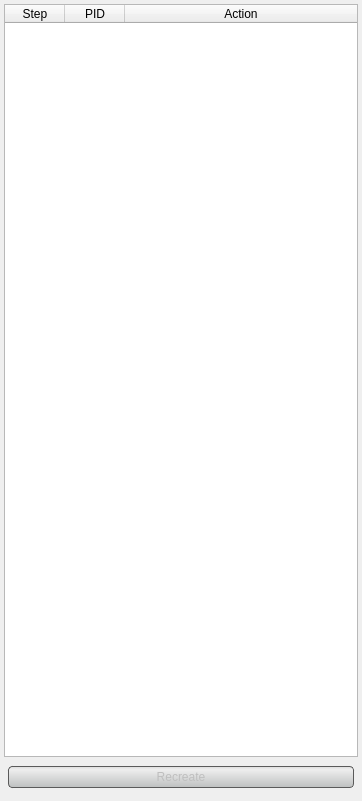
SCIInstitute/Seg3D, file src/Interface/Application/ProvenanceDockWidget.ui: the form before one commit.
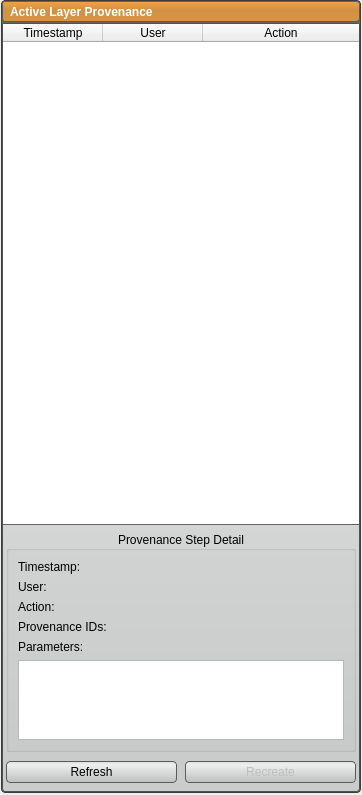
The form after the commit.

Commit message: Changed the tools that process multiple layers at once to generate provenance records for each layer. Changed ActionRecreateLayer to allow recreating multiple layers. ProvenanceDockWidget UI changes.

Patch:
```diff
--- a/src/Interface/Application/ProvenanceDockWidget.ui
+++ b/src/Interface/Application/ProvenanceDockWidget.ui
@@ -7,7 +7,7 @@
     <x>0</x>
     <y>0</y>
     <width>362</width>
-    <height>801</height>
+    <height>795</height>
    </rect>
   </property>
   <property name="styleSheet">
@@ -30,6 +30,39 @@
   border-radius: 4px;
   border: 1px solid rgb(90, 90, 90);
   margin:4px;
+}
+
+QLabel#header_{
+  background-color: qlineargradient(spread:pad, x1:0.5, y1:0, x2:0.5, y2:0.960227, stop:0 rgba(0, 0, 0, 0), stop:0.45 rgba(0, 0, 0, 30), stop:1 rgba(0, 0, 0, 25));
+    border-radius: 3px;
+  color: white;
+  font: bold;
+}
+
+QWidget#header_bkg_{
+  background-color: rgb( 237, 165, 76 );
+    border-radius: 3px;
+  border: 1px solid rgb(100, 100, 100);
+}
+
+QWidget#active_layer_prov_widget_{
+  background-color: rgb( 100, 100, 100 );
+  border-radius:4px;
+  border: 1px solid rgb(60, 60, 60);
+  color: rgb(100, 100, 100);
+}
+
+QWidget#prov_content_{
+  border-radius: 3px;
+  border: 1px solid rgb(80, 80,80);
+  background-color: qlineargradient(spread:pad, x1:0.5, y1:0, x2:0.5, y2:0.960227, stop:0 rgba(221, 221, 221, 255), stop:0.155779 rgba(228, 228, 228, 255), stop:1 rgba(202, 204, 204, 255));      
+}
+
+QWidget#provenance_list_{
+  border-top-left-radius: 3px;
+  border-top-right-radius: 3px;
+  border: 1px solid rgb(80, 80,80);
+  border-bottom: 1px solid rgb(100, 100, 100);
 }</string>
   </property>
   <property name="allowedAreas">
@@ -41,20 +74,87 @@
   <widget class="QWidget" name="dockWidgetContents">
    <layout class="QVBoxLayout" name="verticalLayout">
     <property name="spacing">
-     <number>4</number>
+     <number>0</number>
     </property>
     <property name="leftMargin">
-     <number>4</number>
+     <number>1</number>
     </property>
     <property name="topMargin">
-     <number>4</number>
+     <number>0</number>
     </property>
     <property name="rightMargin">
-     <number>4</number>
+     <number>1</number>
     </property>
     <property name="bottomMargin">
+     <number>2</number>
+    </property>
+    <item>
+     <widget class="QWidget" name="active_layer_prov_widget_" native="true">
+      <layout class="QVBoxLayout" name="verticalLayout_2">
+       <property name="spacing">
+        <number>1</number>
+       </property>
+       <property name="margin">
+        <number>1</number>
+       </property>
+       <item>
+        <widget class="QWidget" name="header_bkg_" native="true">
+         <layout class="QHBoxLayout" name="horizontalLayout">
+          <property name="spacing">
+           <number>0</number>
+          </property>
+          <property name="margin">
+           <number>0</number>
+          </property>
+          <item>
+           <widget class="QLabel" name="header_">
+            <property name="sizePolicy">
+             <sizepolicy hsizetype="Preferred" vsizetype="Fixed">
+              <horstretch>0</horstretch>
+              <verstretch>0</verstretch>
+             </sizepolicy>
+            </property>
+            <property name="minimumSize">
+             <size>
+              <width>0</width>
+              <height>21</height>
+             </size>
+            </property>
+            <property name="maximumSize">
+             <size>
+              <width>16777215</width>
+              <height>21</height>
+             </size>
+            </property>
+            <property name="text">
+             <string>Active Layer Provenance</string>
+            </property>
+            <property name="indent">
      <number>8</number>
     </property>
+           </widget>
+          </item>
+         </layout>
+        </widget>
+       </item>
+       <item>
+        <widget class="QWidget" name="prov_content_" native="true">
+         <layout class="QVBoxLayout" name="verticalLayout_3">
+          <property name="spacing">
+           <number>2</number>
+          </property>
+          <property name="leftMargin">
+           <number>0</number>
+          </property>
+          <property name="topMargin">
+           <number>0</number>
+          </property>
+          <property name="rightMargin">
+           <number>0</number>
+          </property>
+          <property name="bottomMargin">
+           <number>4</number>
+          </property>
     <item>
      <widget class="QTreeWidget" name="provenance_list_">
       <property name="horizontalScrollBarPolicy">
@@ -79,11 +179,11 @@
        <number>12</number>
       </property>
       <attribute name="headerDefaultSectionSize">
-       <number>60</number>
+             <number>100</number>
       </attribute>
       <column>
        <property name="text">
-        <string>Step</string>
+              <string>Timestamp</string>
        </property>
        <property name="textAlignment">
         <set>AlignHCenter|AlignVCenter|AlignCenter</set>
@@ -91,7 +191,7 @@
       </column>
       <column>
        <property name="text">
-        <string>PID</string>
+              <string>User</string>
        </property>
        <property name="textAlignment">
         <set>AlignHCenter|AlignVCenter|AlignCenter</set>
@@ -107,6 +207,197 @@
       </column>
      </widget>
     </item>
+          <item>
+           <widget class="QWidget" name="widget" native="true">
+            <layout class="QVBoxLayout" name="verticalLayout_4">
+             <property name="leftMargin">
+              <number>4</number>
+             </property>
+             <property name="topMargin">
+              <number>4</number>
+             </property>
+             <property name="rightMargin">
+              <number>4</number>
+             </property>
+             <property name="bottomMargin">
+              <number>2</number>
+             </property>
+             <item>
+              <widget class="QGroupBox" name="groupBox">
+               <property name="title">
+                <string>Provenance Step Detail</string>
+               </property>
+               <property name="alignment">
+                <set>Qt::AlignCenter</set>
+               </property>
+               <layout class="QVBoxLayout" name="verticalLayout_5">
+                <item>
+                 <layout class="QHBoxLayout" name="horizontalLayout_3">
+                  <property name="topMargin">
+                   <number>0</number>
+                  </property>
+                  <item>
+                   <widget class="QLabel" name="label_2">
+                    <property name="sizePolicy">
+                     <sizepolicy hsizetype="Fixed" vsizetype="Preferred">
+                      <horstretch>0</horstretch>
+                      <verstretch>0</verstretch>
+                     </sizepolicy>
+                    </property>
+                    <property name="minimumSize">
+                     <size>
+                      <width>70</width>
+                      <height>0</height>
+                     </size>
+                    </property>
+                    <property name="text">
+                     <string>Timestamp:</string>
+                    </property>
+                   </widget>
+                  </item>
+                  <item>
+                   <widget class="QLabel" name="timestamp_label_">
+                    <property name="text">
+                     <string/>
+                    </property>
+                   </widget>
+                  </item>
+                 </layout>
+                </item>
+                <item>
+                 <layout class="QHBoxLayout" name="horizontalLayout_2">
+                  <property name="margin">
+                   <number>0</number>
+                  </property>
+                  <item>
+                   <widget class="QLabel" name="label">
+                    <property name="sizePolicy">
+                     <sizepolicy hsizetype="Fixed" vsizetype="Preferred">
+                      <horstretch>0</horstretch>
+                      <verstretch>0</verstretch>
+                     </sizepolicy>
+                    </property>
+                    <property name="minimumSize">
+                     <size>
+                      <width>70</width>
+                      <height>0</height>
+                     </size>
+                    </property>
+                    <property name="text">
+                     <string>User:</string>
+                    </property>
+                   </widget>
+                  </item>
+                  <item>
+                   <widget class="QLabel" name="user_label_">
+                    <property name="text">
+                     <string/>
+                    </property>
+                   </widget>
+                  </item>
+                 </layout>
+                </item>
+                <item>
+                 <layout class="QHBoxLayout" name="horizontalLayout_4">
+                  <property name="topMargin">
+                   <number>0</number>
+                  </property>
+                  <item>
+                   <widget class="QLabel" name="label_5">
+                    <property name="sizePolicy">
+                     <sizepolicy hsizetype="Fixed" vsizetype="Preferred">
+                      <horstretch>0</horstretch>
+                      <verstretch>0</verstretch>
+                     </sizepolicy>
+                    </property>
+                    <property name="minimumSize">
+                     <size>
+                      <width>70</width>
+                      <height>0</height>
+                     </size>
+                    </property>
+                    <property name="text">
+                     <string>Action:</string>
+                    </property>
+                   </widget>
+                  </item>
+                  <item>
+                   <widget class="QLabel" name="action_label_">
+                    <property name="text">
+                     <string/>
+                    </property>
+                   </widget>
+                  </item>
+                 </layout>
+                </item>
+                <item>
+                 <layout class="QHBoxLayout" name="provenance_ids_layout_">
+                  <property name="topMargin">
+                   <number>0</number>
+                  </property>
+                  <item>
+                   <widget class="QLabel" name="label_7">
+                    <property name="sizePolicy">
+                     <sizepolicy hsizetype="Fixed" vsizetype="Preferred">
+                      <horstretch>0</horstretch>
+                      <verstretch>0</verstretch>
+                     </sizepolicy>
+                    </property>
+                    <property name="minimumSize">
+                     <size>
+                      <width>80</width>
+                      <height>0</height>
+                     </size>
+                    </property>
+                    <property name="text">
+                     <string>Provenance IDs:</string>
+                    </property>
+                   </widget>
+                  </item>
+                  <item>
+                   <widget class="QLabel" name="prov_ids_label_">
+                    <property name="text">
+                     <string/>
+                    </property>
+                   </widget>
+                  </item>
+                 </layout>
+                </item>
+                <item>
+                 <widget class="QLabel" name="label_3">
+                  <property name="text">
+                   <string>Parameters:</string>
+                  </property>
+                 </widget>
+                </item>
+                <item>
+                 <widget class="QTextBrowser" name="action_params_">
+                  <property name="sizePolicy">
+                   <sizepolicy hsizetype="Ignored" vsizetype="Fixed">
+                    <horstretch>0</horstretch>
+                    <verstretch>0</verstretch>
+                   </sizepolicy>
+                  </property>
+                  <property name="minimumSize">
+                   <size>
+                    <width>0</width>
+                    <height>80</height>
+                   </size>
+                  </property>
+                  <property name="maximumSize">
+                   <size>
+                    <width>16777215</width>
+                    <height>80</height>
+                   </size>
+                  </property>
+                 </widget>
+                </item>
+               </layout>
+              </widget>
+             </item>
+            </layout>
+           </widget>
+          </item>
     <item>
      <widget class="QWidget" name="widget_2" native="true">
       <property name="minimumSize">
@@ -128,6 +419,19 @@
        <property name="margin">
         <number>0</number>
        </property>
+             <item>
+              <widget class="QPushButton" name="refresh_button_">
+               <property name="minimumSize">
+                <size>
+                 <width>0</width>
+                 <height>30</height>
+                </size>
+               </property>
+               <property name="text">
+                <string>Refresh</string>
+               </property>
+              </widget>
+             </item>
        <item>
         <widget class="QPushButton" name="replay_button_">
          <property name="enabled">
@@ -145,6 +449,12 @@
          <property name="text">
           <string>Recreate</string>
          </property>
+              </widget>
+             </item>
+            </layout>
+           </widget>
+          </item>
+         </layout>
         </widget>
        </item>
       </layout>
```
Lines whose indentation alone changed are shown as unchanged. The commit also changes 27 other files.
